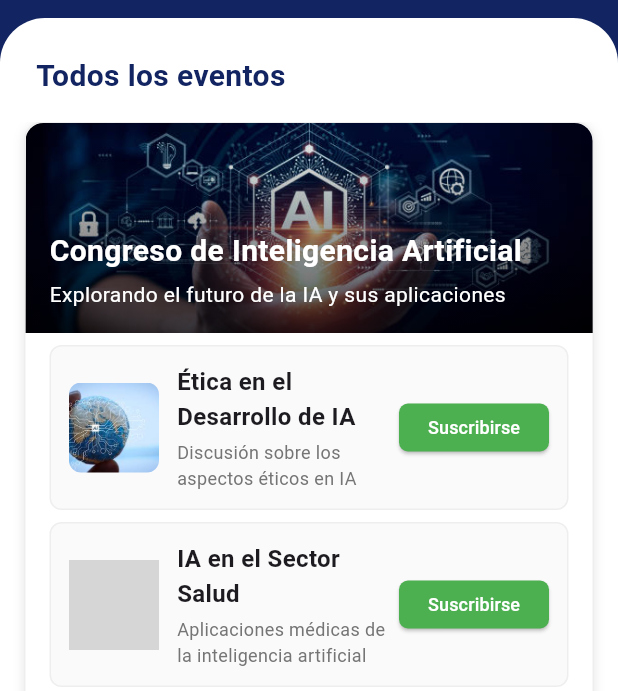
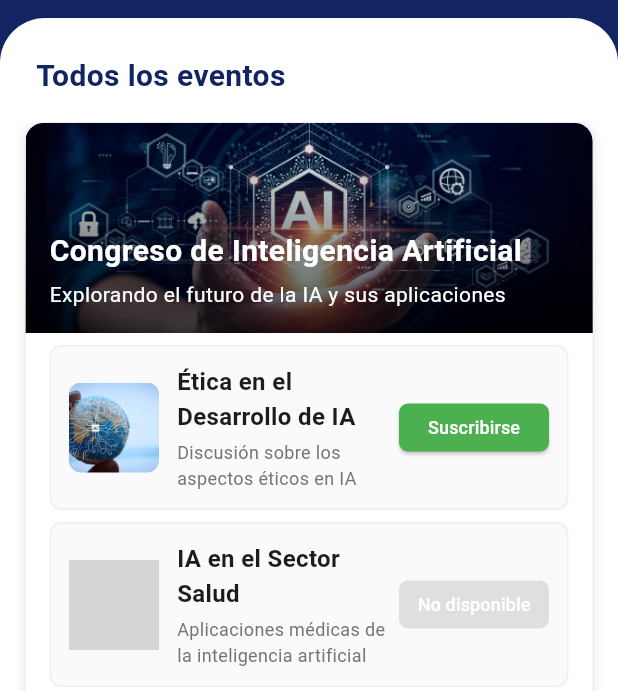
Before and after one commit to mcamilagomez/Horizzon, a Flutter app: the EventosPage screen opened by its route, on a phone screen of 412 x 824 dp, the part 126-817 px from its top. Run offline on Flutter 3.47's test engine with Material 3 defaults, Android fonts, the phone set to English and light mode, and no system bars; our stand-ins replace get; grey boxes are pictures that could not be loaded.

Commit message:
Al fin botones

```diff
--- a/lib/ui/pages/eventos.dart
+++ b/lib/ui/pages/eventos.dart
@@ -2,7 +2,10 @@ import 'package:flutter/material.dart';
 import 'package:horizzon/domain/entities/master.dart';
 import 'package:horizzon/domain/entities/event.dart';
 import 'package:horizzon/domain/entities/event_track.dart';
-import 'package:horizzon/domain/entities/user.dart'; // <-- importación del User
+import 'package:horizzon/domain/entities/user.dart';
+import 'package:horizzon/domain/use_case/use_case.dart';
+import 'package:provider/provider.dart';
+import '../controllers/event_controller.dart';
 import '../widgets/bottom_nav_bar.dart';
 import '../widgets/top_nav_bar.dart';
 import '/ui/app/event_detail_page.dart';
@@ -17,7 +20,6 @@ class EventosPage extends StatefulWidget {
 }
 
 class _EventosPageState extends State<EventosPage> {
-  final Set<int> _subscribedEvents = {};
   final Map<int, bool> _expandedTracks = {};
   late final Master master;
   final primaryColor = const Color.fromRGBO(18, 37, 98, 1);
@@ -99,11 +101,13 @@ class _EventosPageState extends State<EventosPage> {
                               children: [
                                 _buildTrackHeader(track),
                                 Padding(
-                                  padding: const EdgeInsets.symmetric(horizontal: 16, vertical: 8),
+                                  padding: const EdgeInsets.symmetric(
+                                      horizontal: 16, vertical: 8),
                                   child: Column(
                                     children: [
                                       ...eventsToShow.map((event) =>
-                                          _buildCompactEventCard(event, context)).toList(),
+                                          _buildCompactEventCard(event, context))
+                                          .toList(),
                                       if (track.events.length > 2)
                                         _buildExpandButton(track.id, isExpanded),
                                     ],
@@ -185,8 +189,6 @@ class _EventosPageState extends State<EventosPage> {
   }
 
   Widget _buildCompactEventCard(Event event, BuildContext context) {
-    final isSubscribed = _subscribedEvents.contains(event.id);
-
     return GestureDetector(
       onTap: () {
         Navigator.push(
@@ -195,7 +197,7 @@ class _EventosPageState extends State<EventosPage> {
             builder: (context) => EventDetailPage(
               event: event,
               colorPrincipal: primaryColor,
-              user: widget.user, // ✅ Pasamos el objeto User aquí
+              user: widget.user,
             ),
           ),
         );
@@ -249,26 +251,54 @@ class _EventosPageState extends State<EventosPage> {
               ),
             ),
             const SizedBox(width: 8),
-            SizedBox(
+            Consumer<EventController>(
+              builder: (context, controller, _) {
+                final isSubscribed = controller.checkSubscriptionStatus(event);
+                final isEventOver = EventUseCases.isOver(event.finalDate);
+                final isEventAvailable = EventUseCases.isAvailable(event, widget.user);
+
+                Color buttonColor;
+                String buttonText;
+                bool isButtonEnabled;
+
+                if (isEventOver) {
+                  buttonColor = Colors.grey;
+                  buttonText = isSubscribed ? 'Suscrito' : 'Suscribirse';
+                  isButtonEnabled = false;
+                } else if (!isEventAvailable) {
+                  buttonColor = Colors.grey;
+                  buttonText = 'No disponible';
+                  isButtonEnabled = false;
+                } else {
+                  buttonColor = isSubscribed ? Colors.red : Colors.green;
+                  buttonText = isSubscribed ? 'Suscrito' : 'Suscribirse';
+                  isButtonEnabled = true;
+                }
+
+                return SizedBox(
                   height: 32,
                   width: 100,
                   child: ElevatedButton(
-                onPressed: () => _toggleSubscription(event.id),
+                    onPressed: isButtonEnabled
+                        ? () => controller.toggleSuscripcion(event)
+                        : null,
                     style: ElevatedButton.styleFrom(
-                  backgroundColor: isSubscribed ? Colors.red : Colors.green,
+                      backgroundColor: buttonColor,
                       padding: const EdgeInsets.symmetric(horizontal: 8),
                       shape: RoundedRectangleBorder(
                         borderRadius: BorderRadius.circular(6),
                       ),
                     ),
                     child: Text(
-                  isSubscribed ? "Suscrito" : "Suscribirse",
+                      buttonText,
                       style: const TextStyle(
                         fontSize: 12,
                         color: Colors.white,
                       ),
                     ),
                   ),
+                );
+              },
             ),
           ],
         ),
@@ -300,16 +330,6 @@ class _EventosPageState extends State<EventosPage> {
     );
   }
 
-  void _toggleSubscription(int eventId) {
-    setState(() {
-      if (_subscribedEvents.contains(eventId)) {
-        _subscribedEvents.remove(eventId);
-      } else {
-        _subscribedEvents.add(eventId);
-      }
-    });
-  }
-
   void _toggleTrackExpansion(int trackId) {
     setState(() {
       _expandedTracks[trackId] = !(_expandedTracks[trackId] ?? false);
```
Lines whose indentation alone changed are shown as unchanged.
